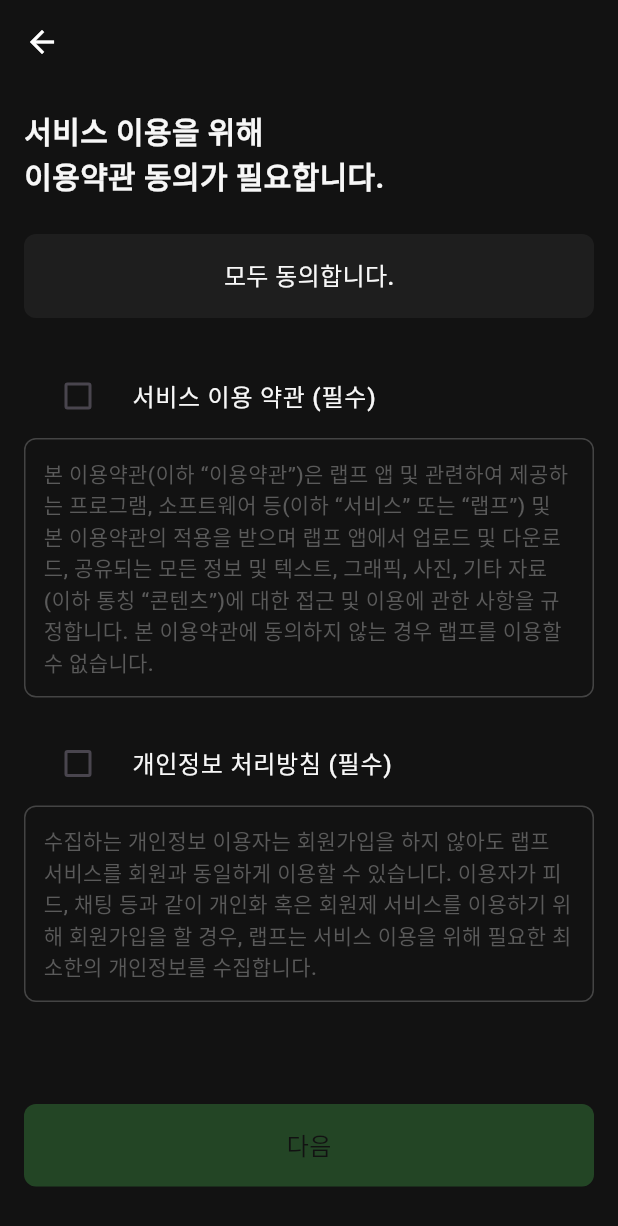
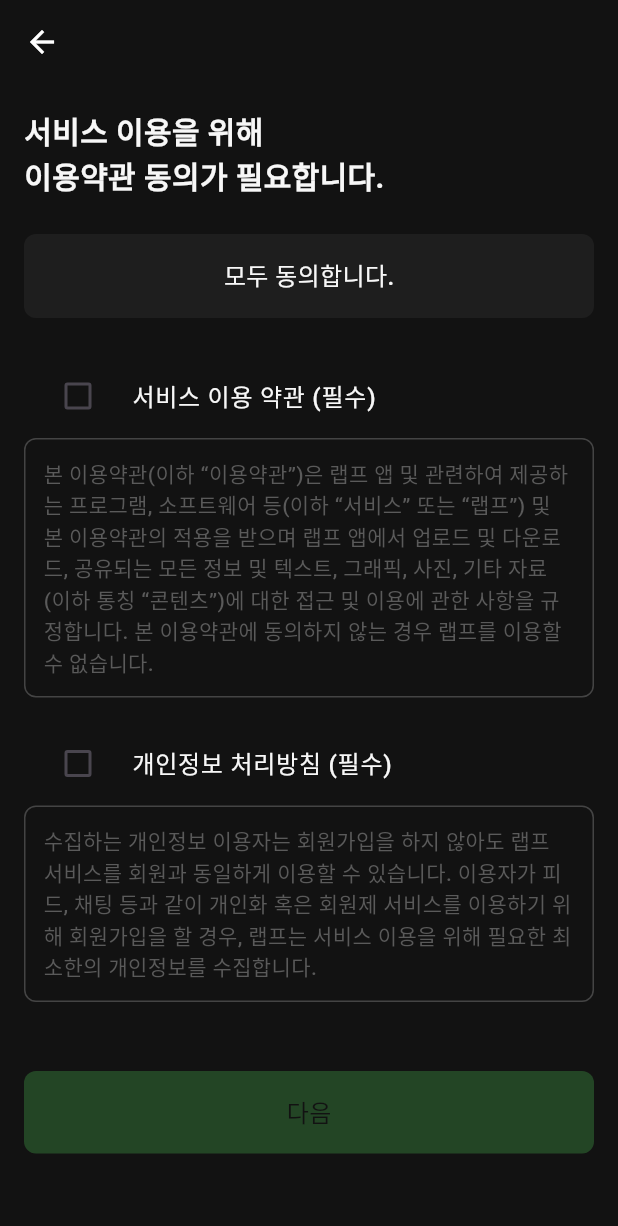
Before and after one commit to oobinkim/rep_f_Flutter, a Flutter app: the AgreementView screen opened by its route, on a phone screen of 412 x 824 dp. Shown: the top 1226 px of the screen. Run offline on Flutter 3.47's test engine with Material 3 defaults, Android fonts, the phone set to English and light mode, and no system bars; our stand-ins replace cloud_firestore, firebase_auth, firebase_core; accounts and stored records are empty; Roboto replaces fonts that are missing (Pretendard); project files that could hold a hidden picture were left out.

Commit message:
간격 제조정, 스크롤 추가

```diff
--- a/lib/views/agreement_view.dart
+++ b/lib/views/agreement_view.dart
@@ -48,7 +48,7 @@ class _AgreementViewState extends State<AgreementView> {
                 },
               ),
             ),
-            body: Padding(
+            body: SingleChildScrollView( // SingleChildScrollView로 전체 화면 감싸기
               padding: const EdgeInsets.all(16.0),
               child: Column(
                 crossAxisAlignment: CrossAxisAlignment.start,
@@ -138,7 +138,7 @@ class _AgreementViewState extends State<AgreementView> {
                           fontWeight: FontWeight.w500),
                     ),
                   ),
-                  SizedBox(height: 52),
+                  SizedBox(height: 30),
                   BarButton(
                     text: "다음",
                     isEnabled: termsChecked && privacyChecked,
@@ -152,7 +152,7 @@ class _AgreementViewState extends State<AgreementView> {
                     enabledTextColor: AppColors.black,
                     disabledTextColor: AppColors.black,
                   ),
-                  Spacer(),
+                  SizedBox(height: 16),
                 ],
               ),
             ),
```
